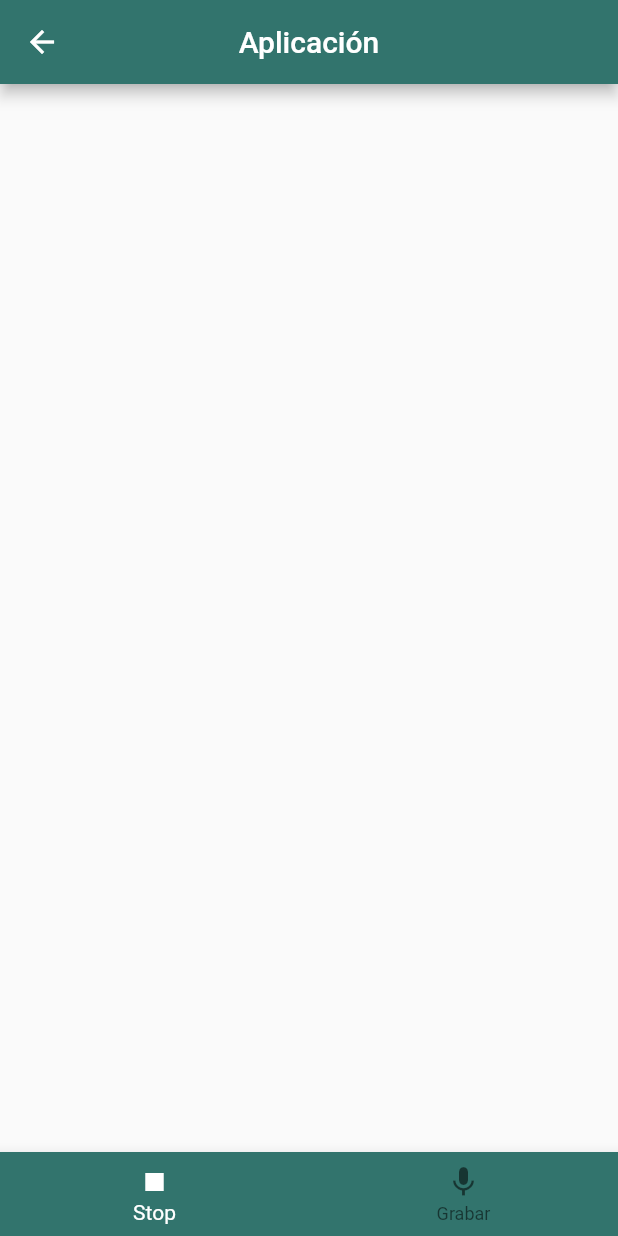
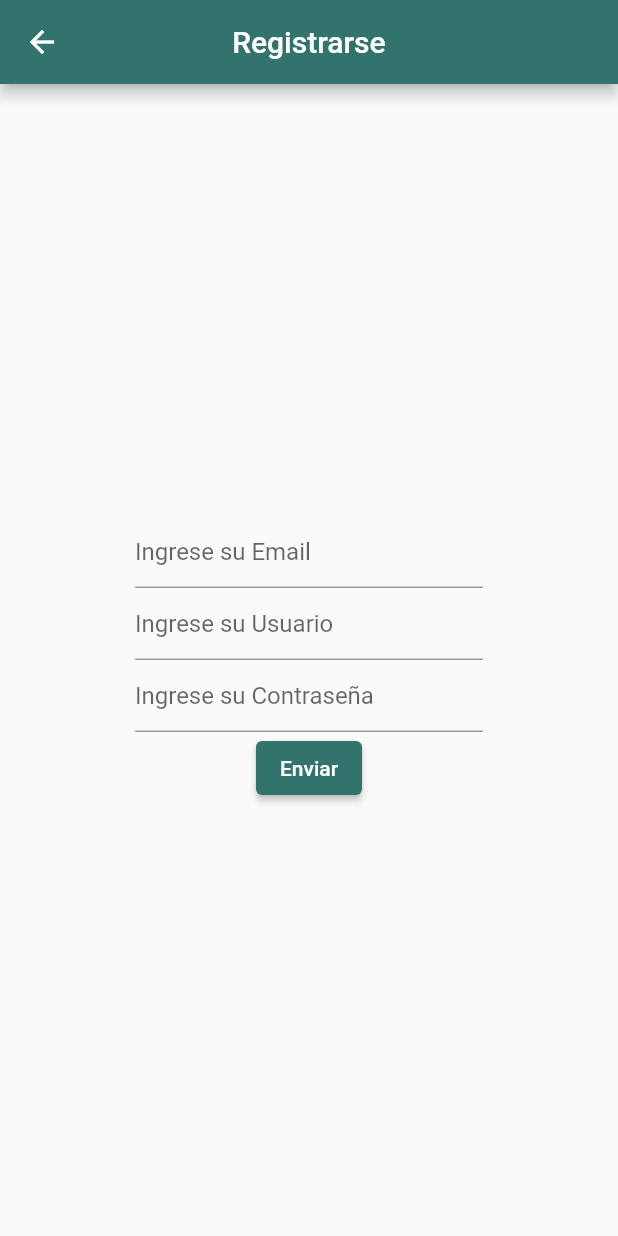
Before and after one commit to RadoV18/app-proyecto-movil, a Flutter app: the screen it shows after launch, after a tap on "Registrarse", on a phone screen of 412 x 824 dp. Run offline on Flutter 3.47's test engine with Material 2 defaults, Android fonts, the phone set to English and light mode, and no system bars; our stand-ins replace permission_handler; missing offline and left inert: flutter_sound.

Commit message:
Subiendo avance de interfaz

```diff
--- a/lib/home.dart
+++ b/lib/home.dart
@@ -40,7 +40,7 @@ class _HomeState extends State<Home> {
 
                     ),
                     onPressed: () {
-                      Navigator.pushNamed(context, '/app');
+                      Navigator.pushNamed(context, '/login');
                     },
                     child: const Text('Incio de Sesión'),
                   ),
@@ -57,7 +57,7 @@ class _HomeState extends State<Home> {
 
                     ),
                     onPressed: () {
-                      Navigator.pushNamed(context, '/app');
+                      Navigator.pushNamed(context, '/registro');
 
                     },
                     child: const Text('Registrarse'),
--- a/lib/main.dart
+++ b/lib/main.dart
@@ -1,6 +1,8 @@
 import 'package:flutter/material.dart';
 import 'package:provider/provider.dart';
 import 'package:proyecto_final/pages/app.dart';
+import 'package:proyecto_final/pages/login.dart';
+import 'package:proyecto_final/pages/register.dart';
 
 import 'home.dart';
 import 'modelos.dart';
@@ -22,17 +24,15 @@ class MyApp extends StatelessWidget {
           onGenerateRoute: (RouteSettings settings) {
             switch (settings.name){
               case '/':
-              //break;
                 return MaterialPageRoute(builder: (context) => Home());
               case '/app':
                 return MaterialPageRoute(builder: (context) => App());
-            // break;
-              case '/dos':
-              //return MaterialPageRoute(builder: (context) => Dos());
+              case '/registro':
+               return MaterialPageRoute(builder: (context) => Register());
 
             //break;
-              case '/tres':
-                //return MaterialPageRoute(builder: (context) => Tres());
+              case '/login':
+                return MaterialPageRoute(builder: (context) => Login());
 
             //break;
             }
--- a/lib/pages/app.dart
+++ b/lib/pages/app.dart
@@ -19,7 +19,8 @@ class App extends StatefulWidget {
 
 class _AppState extends State<App> {
   int _selectedIndex = 0;
-
+  int _tap = 1;
+  String _timerText = '';
   late String pathToAudio;
   late FlutterSoundRecorder _recordingSession;
 
@@ -76,43 +77,6 @@ class _AppState extends State<App> {
     return await _recordingSession.stopRecorder();
 
   }
-  /*
-
-
-
-   */
-  /*
-
-
-  late String pathToAudio;
-  late FlutterSoundRecorder _recordingSession;
-  final recordingPlayer = AssetsAudioPlayer();
-
-  void initializer() async {
-    pathToAudio = '/sdcard/Download/temp.wav';
-    _recordingSession = FlutterSoundRecorder();
-    await _recordingSession.openAudioSession(
-        focus: AudioFocus.requestFocusAndStopOthers,
-        category: SessionCategory.playAndRecord,
-        mode: SessionMode.modeDefault,
-        device: AudioDevice.speaker
-    );
-    await _recordingSession.setSubscriptionDuration(Duration(milliseconds: 10));
-    await Permission.microphone.request();
-    await Permission.storage.request();
-    await Permission.manageExternalStorage.request();
-  }
-
-
-
-
-  }
-
-
-
-   */
-
-
   @override
   Widget build(BuildContext context) {
     bool _playAudio = false;
@@ -125,10 +89,51 @@ class _AppState extends State<App> {
       body: Center(
           child: Column(
             children: [
+              Text(
+                _timerText,
+                style: TextStyle(fontSize: 70, color: Colors.red),
+              ),
             ],
           )
       ),
-      bottomNavigationBar: BottomNavigationBar(
+      bottomNavigationBar: BottomAppBar(
+        color: Color(0xff32746D),
+        child: Row(
+
+          mainAxisAlignment: MainAxisAlignment.center,
+          children: [
+            ElevatedButton(
+              onPressed: (){
+
+                setState(() {
+                  print('Presionado');
+                  _tap++;
+                  if(_tap % 2 == 0){
+                    _selectedIndex = 1;
+                    startRecording();
+                  }
+                  else{
+                    _selectedIndex = 2;
+                    stopRecording();
+
+                  }
+
+                });
+              },
+
+              style: ElevatedButton.styleFrom(
+                primary: _selectedIndex == 1  ? Colors.red : Color(0xff32746D),
+              ),
+
+              //icon: Icon(Icons.add),
+              //color: _selectedIndex % 2 != 0 ? Colors.white : Colors.black,
+
+              child: _selectedIndex == 1 ? Icon(Icons.stop): Icon(Icons.mic),
+
+            ),
+          ],
+        )
+        /*
         items: const <BottomNavigationBarItem>[
           BottomNavigationBarItem(
             icon: Icon(Icons.stop),
@@ -144,6 +149,7 @@ class _AppState extends State<App> {
         selectedItemColor: Color(0xffffffff),
         onTap: _onItemTapped,
         backgroundColor: Color(0xff32746D),
+        */
       ),
     );
   }
--- a/lib/pages/register.dart
+++ b/lib/pages/register.dart
@@ -0,0 +1,90 @@
+import 'package:flutter/material.dart';
+
+class Register extends StatefulWidget {
+  const Register({Key? key}) : super(key: key);
+
+  @override
+  State<Register> createState() => _RegisterState();
+}
+
+class _RegisterState extends State<Register> {
+  final GlobalKey<FormState> _formKey = GlobalKey<FormState>();
+  @override
+  Widget build(BuildContext context) {
+    return Scaffold(
+
+      appBar: AppBar(
+        centerTitle: true,
+        title: Text('Registrarse'),
+        backgroundColor: Color(0xff32746D),
+      ),
+        body: Center(
+            child: Form(
+              key: _formKey,
+              child:  Padding(
+                padding: EdgeInsets.symmetric(horizontal: 90, vertical: 70),
+                child: Column(
+
+                  mainAxisAlignment: MainAxisAlignment.center,
+                  crossAxisAlignment: CrossAxisAlignment.center,
+                  children: <Widget>[
+                    TextFormField(
+                      decoration: const InputDecoration(
+                        hintText: 'Ingrese su Email',
+                      ),
+                      validator: (String? value) {
+                        if (value == null || value.isEmpty) {
+                          return 'Ingrese un Mail';
+                        }
+                        return null;
+                      },
+                    ),
+
+                    TextFormField(
+                      decoration: const InputDecoration(
+                        hintText: 'Ingrese su Usuario',
+                      ),
+                      validator: (String? value) {
+                        if (value == null || value.isEmpty) {
+                          return 'Ingrese un Usuario';
+                        }
+                        return null;
+                      },
+                    ),
+                    TextFormField(
+                      decoration: const InputDecoration(
+                        hintText: 'Ingrese su Contraseña',
+                      ),
+                      obscureText: true,
+                      validator: (String? value) {
+                        if (value == null || value.isEmpty) {
+                          return 'Ingrese una contraseña';
+                        }
+                        return null;
+                      },
+                    ),
+                    ElevatedButton(
+                      onPressed: () {
+                        // Validate will return true if the form is valid, or false if
+                        // the form is invalid.
+                        if (_formKey.currentState!.validate()) {
+                          // Process data.
+                        }
+                      },
+                      child: const Text('Enviar'),
+                      style: ButtonStyle(
+                        backgroundColor: MaterialStateProperty.all(Color(0xff32746D)),
+
+                      ),
+                    ),
+                  ],
+                ),
+              ),
+
+            )
+
+        ),
+
+    );
+  }
+}
--- a/pubspec.yaml
+++ b/pubspec.yaml
@@ -33,6 +33,7 @@ dependencies:
     version: ^6.0.2
   flutter_sound: ^8.1.9
   assets_audio_player: ^3.0.4+3
+  intl: ^0.17.0
 
 
   # The following adds the Cupertino Icons font to your application.
```
Also changed, not shown: lib/pages/login.dart (+79 -0 lines), pubspec.lock.
